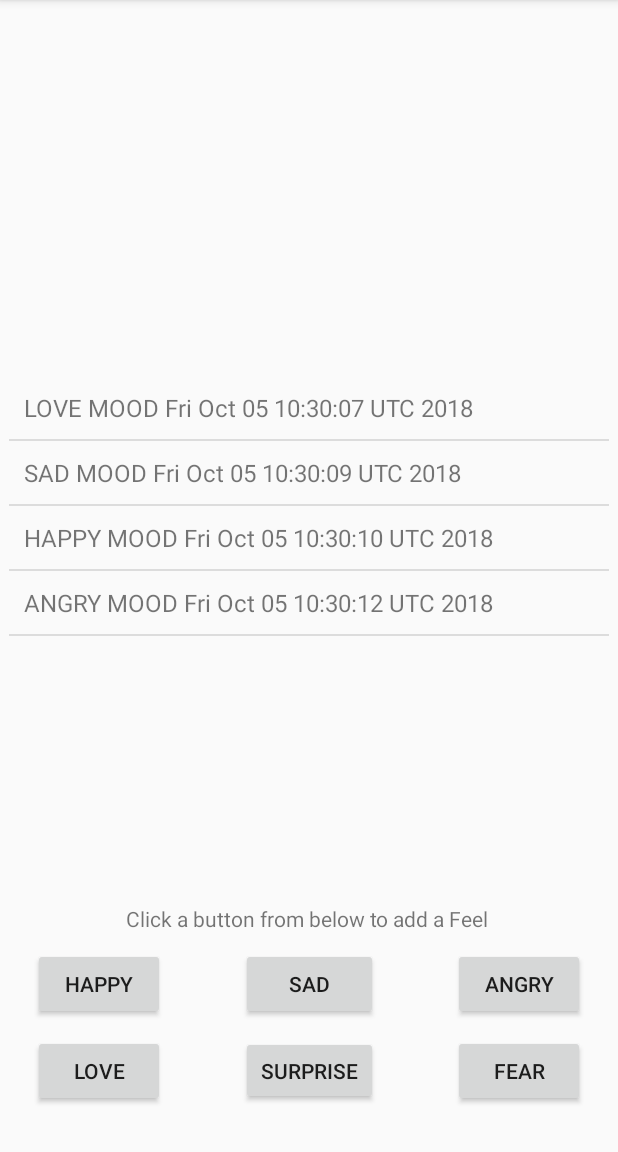
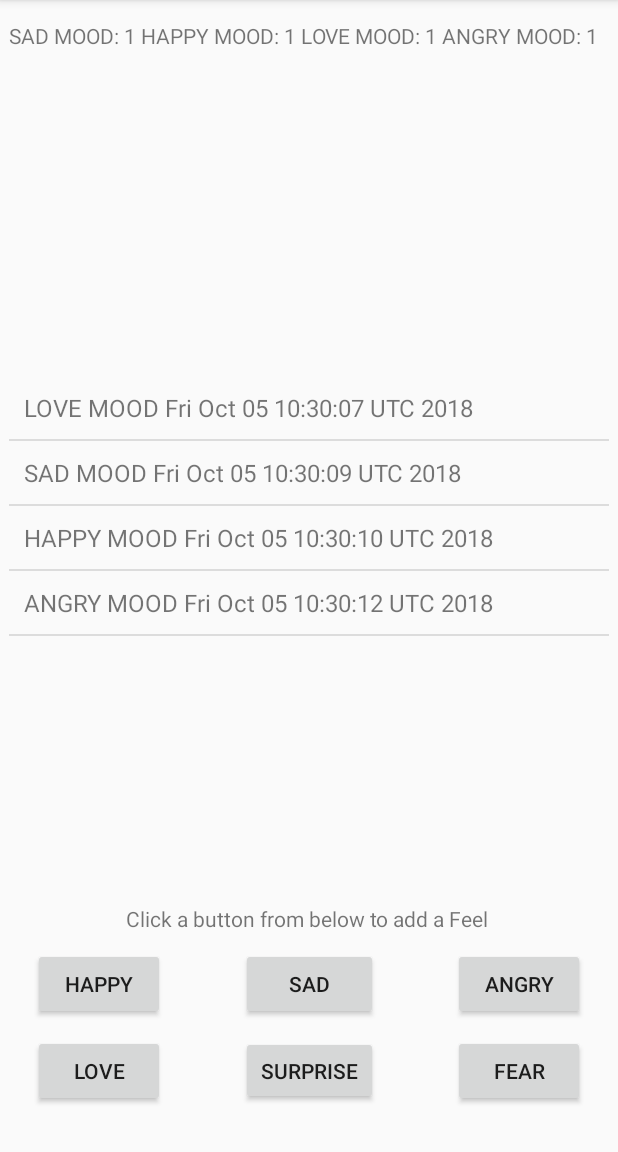
Before and after one commit to gneagu/neagu-FeelsBook, an Android app: the screen it shows after launch (MainActivity), after a tap on "ANGRY", on a phone screen of 412 x 824 dp, the part 84-1236 px from its top. Run offline under Robolectric (Android 15) with nearby library versions, the phone set to English and light mode, and no system bars; 3 other taps on this screen came first.

Commit message:
Added the last functionality

```diff
--- a/app/src/main/java/cs/ualberta/ca/neagu_feelsbook/MainActivity.java
+++ b/app/src/main/java/cs/ualberta/ca/neagu_feelsbook/MainActivity.java
@@ -64,6 +64,7 @@ public class MainActivity extends AppCompatActivity {
     private ViewFlipper viewFlipper;
     private EditText enterMessage;
     private static TextView displayDate;
+    private static TextView counterScreen;
 
     static Integer days;
     static Integer years;
@@ -96,6 +97,7 @@ public class MainActivity extends AppCompatActivity {
         final TextView counterText = (TextView) findViewById(R.id.count);
         emotionListView = (ListView) findViewById(R.id.emotionListView);
         viewFlipper = (ViewFlipper) findViewById(R.id.viewFlipper);
+        counterScreen = (TextView) findViewById(R.id.Counter);
 
         // These are the buttons from the second "view" that are also in this layout.
         Button timeButton = (Button) findViewById(R.id.timeButton);
@@ -175,10 +177,9 @@ public class MainActivity extends AppCompatActivity {
                 }
 
                 Collections.sort(feelsList);
+                simpleCounter(feelsList);
                 adapter.notifyDataSetChanged();
-                simpleCounter(feelsList);
-
-            }
+                }
         });
 
         /**
@@ -188,6 +189,7 @@ public class MainActivity extends AppCompatActivity {
             public void onClick(View v) {
                 feelsList.remove(feelsList.get(selectedEmotion));
                 saveInFile();
+                simpleCounter(feelsList);
                 adapter.notifyDataSetChanged();
                 atHome = 0;
 
@@ -223,6 +225,7 @@ public class MainActivity extends AppCompatActivity {
 
                 saveInFile();
                 adapter.notifyDataSetChanged();
+                simpleCounter(feelsList);
             }
         });
 
@@ -241,6 +244,7 @@ public class MainActivity extends AppCompatActivity {
 
                 saveInFile();
                 adapter.notifyDataSetChanged();
+                simpleCounter(feelsList);
             }
         });
 
@@ -259,6 +263,7 @@ public class MainActivity extends AppCompatActivity {
 
                 saveInFile();
                 adapter.notifyDataSetChanged();
+                simpleCounter(feelsList);
             }
         });
 
@@ -277,6 +282,7 @@ public class MainActivity extends AppCompatActivity {
 
                 saveInFile();
                 adapter.notifyDataSetChanged();
+                simpleCounter(feelsList);
             }
         });
 
@@ -295,6 +301,7 @@ public class MainActivity extends AppCompatActivity {
 
                 saveInFile();
                 adapter.notifyDataSetChanged();
+                simpleCounter(feelsList);
             }
         });
 
@@ -313,6 +320,7 @@ public class MainActivity extends AppCompatActivity {
 
                 saveInFile();
                 adapter.notifyDataSetChanged();
+                simpleCounter(feelsList);
             }
         });
     }
@@ -346,6 +354,9 @@ public class MainActivity extends AppCompatActivity {
             Type listType = new TypeToken<ArrayList<CurrentMood>>(){}.getType();
 
             feelsList = gson.fromJson(in, listType);
+
+            Collections.sort(feelsList);
+            simpleCounter(feelsList);
 
         } catch (FileNotFoundException e) {
             feelsList = new ArrayList<CurrentMood>();
@@ -519,6 +530,7 @@ public class MainActivity extends AppCompatActivity {
 
     public void simpleCounter(ArrayList<CurrentMood> listOfEmotions) {
 
+        String toDisplay = new String();
         Map<String, Integer> countedEmotions = new HashMap<>();
 
         for (CurrentMood emotion : listOfEmotions) {
@@ -532,8 +544,9 @@ public class MainActivity extends AppCompatActivity {
         }
 
         for (Map.Entry<String, Integer> entry : countedEmotions.entrySet()) {
-            Log.w("" + entry.getKey(), "" + entry.getValue());
+            toDisplay += entry.getKey() + ": " + entry.getValue() + " ";
         }
 
+        counterScreen.setText(toDisplay);
     }
 }
--- a/app/src/main/res/layout/activity_main.xml
+++ b/app/src/main/res/layout/activity_main.xml
@@ -111,6 +111,16 @@
                 app:layout_constraintEnd_toEndOf="parent"
                 app:layout_constraintHorizontal_bias="0.0"
                 app:layout_constraintStart_toStartOf="parent" />
+
+            <TextView
+                android:id="@+id/Counter"
+                android:layout_width="0dp"
+                android:layout_height="wrap_content"
+                android:layout_marginTop="8dp"
+                android:text="TextView"
+                app:layout_constraintEnd_toEndOf="parent"
+                app:layout_constraintStart_toStartOf="parent"
+                app:layout_constraintTop_toTopOf="parent" />
         </android.support.constraint.ConstraintLayout>
 
 
```
